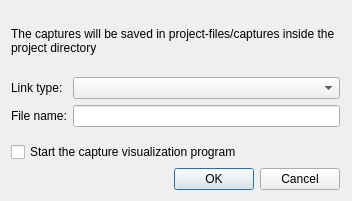
Above: gns3/ui/capture_dialog.ui from GNS3/gns3-gui before the change. Below: the same form after it.
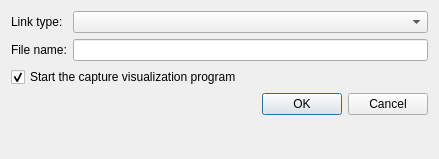
That is the form after the change.

Commit message: Layout change for the capture dialog.

The edit to the form file:
```diff
--- a/gns3/ui/capture_dialog.ui
+++ b/gns3/ui/capture_dialog.ui
@@ -9,8 +9,8 @@
    <rect>
     <x>0</x>
     <y>0</y>
-    <width>352</width>
-    <height>201</height>
+    <width>439</width>
+    <height>159</height>
    </rect>
   </property>
   <property name="windowTitle">
@@ -19,32 +19,8 @@
   <property name="modal">
    <bool>false</bool>
   </property>
-  <layout class="QVBoxLayout" name="verticalLayout">
-   <property name="rightMargin">
-    <number>12</number>
-   </property>
-   <item>
-    <widget class="QLabel" name="label_3">
-     <property name="text">
-      <string>The captures will be saved in project-files/captures inside the project directory</string>
-     </property>
-     <property name="wordWrap">
-      <bool>true</bool>
-     </property>
-    </widget>
-   </item>
-   <item>
-    <layout class="QFormLayout" name="formLayout">
-     <property name="fieldGrowthPolicy">
-      <enum>QFormLayout::ExpandingFieldsGrow</enum>
-     </property>
-     <property name="labelAlignment">
-      <set>Qt::AlignLeading|Qt::AlignLeft|Qt::AlignVCenter</set>
-     </property>
-     <property name="formAlignment">
-      <set>Qt::AlignLeading|Qt::AlignLeft|Qt::AlignTop</set>
-     </property>
-     <item row="1" column="0">
+  <layout class="QGridLayout" name="gridLayout">
+   <item row="0" column="0">
       <widget class="QLabel" name="label">
        <property name="sizePolicy">
         <sizepolicy hsizetype="Minimum" vsizetype="Preferred">
@@ -60,7 +36,7 @@
        </property>
       </widget>
      </item>
-     <item row="1" column="1">
+   <item row="0" column="1">
       <widget class="QComboBox" name="uiDataLinkTypeComboBox">
        <property name="sizePolicy">
         <sizepolicy hsizetype="Expanding" vsizetype="Fixed">
@@ -70,26 +46,27 @@
        </property>
       </widget>
      </item>
-     <item row="2" column="0">
+   <item row="1" column="0">
       <widget class="QLabel" name="label_2">
        <property name="text">
         <string>File name:</string>
        </property>
       </widget>
      </item>
-     <item row="2" column="1">
+   <item row="1" column="1">
       <widget class="QLineEdit" name="uiCaptureFileNameLineEdit"/>
      </item>
-    </layout>
-   </item>
-   <item>
+   <item row="2" column="0" colspan="2">
     <widget class="QCheckBox" name="uiStartCommandCheckBox">
      <property name="text">
       <string>Start the capture visualization program</string>
      </property>
+     <property name="checked">
+      <bool>true</bool>
+     </property>
     </widget>
    </item>
-   <item>
+   <item row="3" column="0" colspan="2">
     <layout class="QHBoxLayout" name="horizontalLayout">
      <property name="spacing">
       <number>20</number>
@@ -125,6 +102,19 @@
      </item>
     </layout>
    </item>
+   <item row="4" column="1">
+    <spacer name="verticalSpacer">
+     <property name="orientation">
+      <enum>Qt::Vertical</enum>
+     </property>
+     <property name="sizeHint" stdset="0">
+      <size>
+       <width>20</width>
+       <height>244</height>
+      </size>
+     </property>
+    </spacer>
+   </item>
   </layout>
  </widget>
  <resources>
```
Lines whose indentation alone changed are shown as unchanged. The commit also changes 1 other file.
